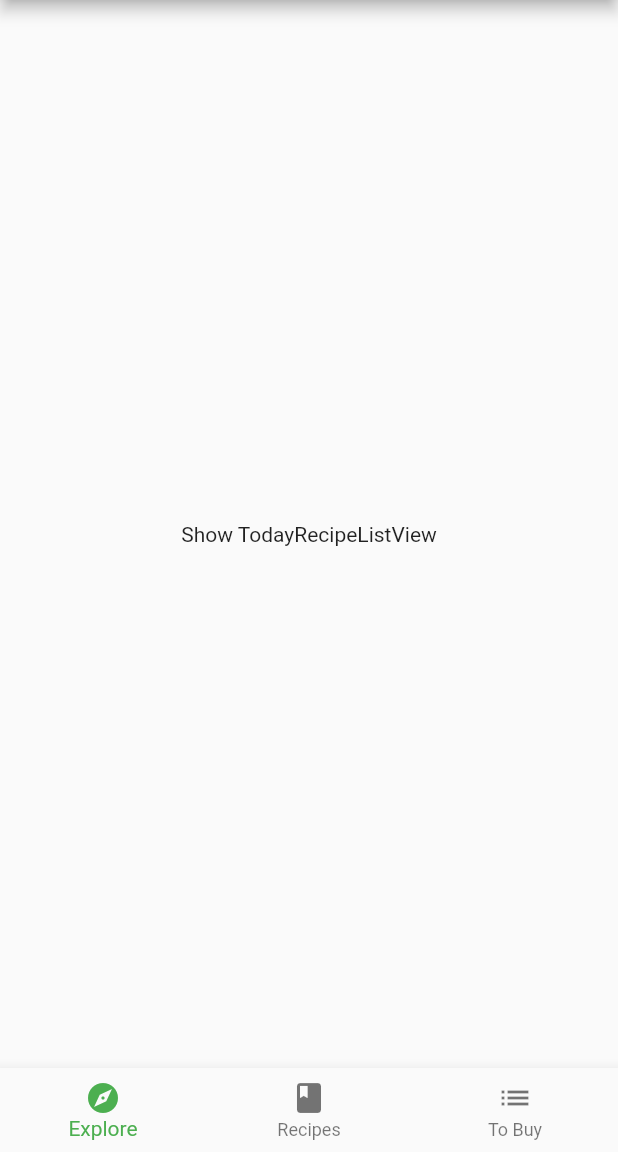
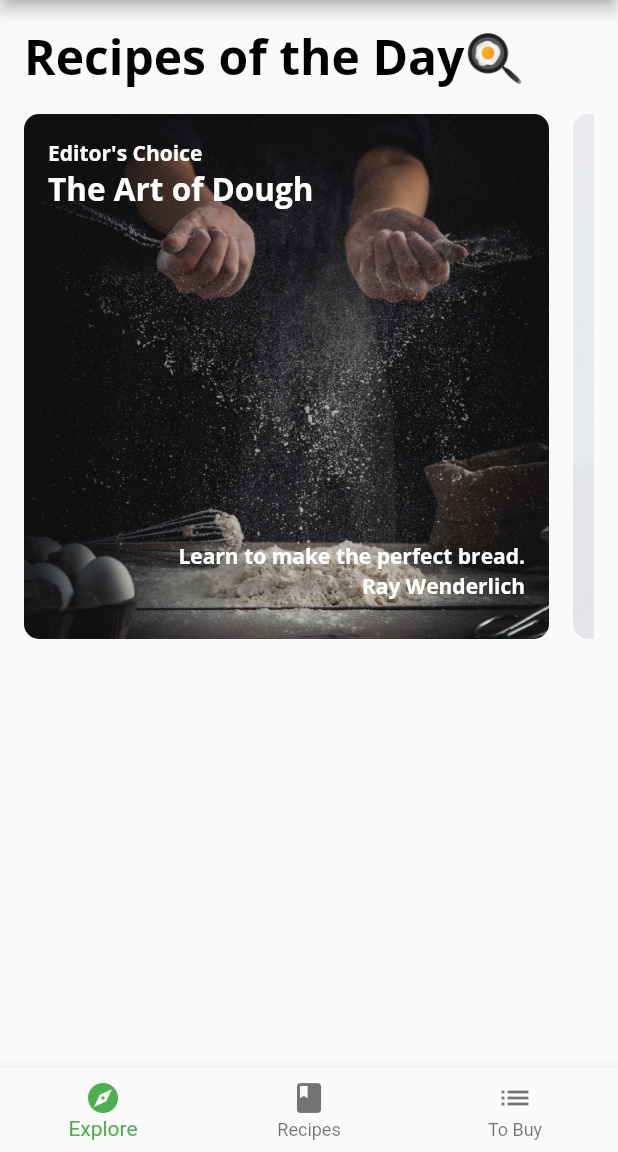
Before and after one commit to msx-git/fooderlich, a Flutter app: the screen it shows after launch, on a phone screen of 412 x 824 dp, the part 84-1236 px from its top. Run offline on Flutter 3.47's test engine with Material 2 defaults, Android fonts, the phone set to English and light mode, and no system bars; our stand-ins replace google_fonts.

Commit message:
Foodelich app from Flutter Apprentice

```diff
--- /dev/null
+++ b/lib/components/today_recipe_list_view.dart
@@ -0,0 +1,57 @@
+import 'package:flutter/material.dart';
+import 'package:fooderlich/models/models.dart';
+
+import 'card1.dart';
+import 'card2.dart';
+import 'card3.dart';
+
+class TodayRecipeListView extends StatelessWidget {
+   const TodayRecipeListView({Key? key, required this.recipes}) : super(key: key);
+
+  final List<ExploreRecipe> recipes;
+
+  @override
+  Widget build(BuildContext context) {
+    return Padding(
+      padding: const EdgeInsets.only(
+        left: 16,
+        top: 16,
+        right: 16,
+      ),
+      child: Column(
+        crossAxisAlignment: CrossAxisAlignment.start,
+        children: [
+          Text('Recipes of the Day🍳',
+              style: Theme.of(context).textTheme.headline1),
+          const SizedBox(height: 16),
+          Container(
+            height: 350,
+            color: Colors.transparent,
+            child: ListView.separated(
+              scrollDirection: Axis.horizontal,
+              itemCount: recipes.length,
+              itemBuilder: (context, index){
+                final recipe = recipes[index];
+                return buildCard(recipe);
+              },
+              separatorBuilder: (context,index){
+                return const SizedBox(width: 16);
+              },
+            ),
+          )
+        ],
+      ),
+    );
+  }
+  Widget buildCard(ExploreRecipe recipe) {
+    if (recipe.cardType == RecipeCardType.card1) {
+      return Card1(recipe: recipe);
+    } else if (recipe.cardType == RecipeCardType.card2) {
+      return Card2(recipe: recipe);
+    } else if (recipe.cardType == RecipeCardType.card3) {
+      return Card3(recipe: recipe);
+    } else {
+      throw Exception('This card doesn\'t exist yet');
+    }
+  }
+}
--- a/lib/pages/explore_page.dart
+++ b/lib/pages/explore_page.dart
@@ -1,5 +1,6 @@
 import 'package:flutter/material.dart';
 import 'package:fooderlich/api/mock_fooderlich_service.dart';
+import 'package:fooderlich/components/today_recipe_list_view.dart';
 import 'package:fooderlich/models/explore_data.dart';
 
 class ExplorePage extends StatelessWidget {
@@ -10,29 +11,18 @@ class ExplorePage extends StatelessWidget {
   @override
   Widget build(BuildContext context) {
     return FutureBuilder(
-      // 2
       future: mockService.getExploreData(),
-      // 3
-      builder: (context, AsyncSnapshot<ExploreData> snapshot) {
+      builder: (context, AsyncSnapshot<ExploreData> snapshot){
         // TODO: Add Nested List Views
-        // 4
-        if (snapshot.connectionState == ConnectionState.done) {
-          // 5
+        if(snapshot.connectionState == ConnectionState.done){
           final recipes = snapshot.data?.todayRecipes ?? [];
-          // TODO: Replace this with TodayRecipeListView
-          return Center(
-            child: Container(
-              child: const Text('Show TodayRecipeListView'),
-            ),
-          );
-        } else {
-          // 6
+          return TodayRecipeListView(recipes: recipes);
+        }else{
           return const Center(
             child: CircularProgressIndicator(),
           );
         }
       },
     );
-
   }
 }
```
